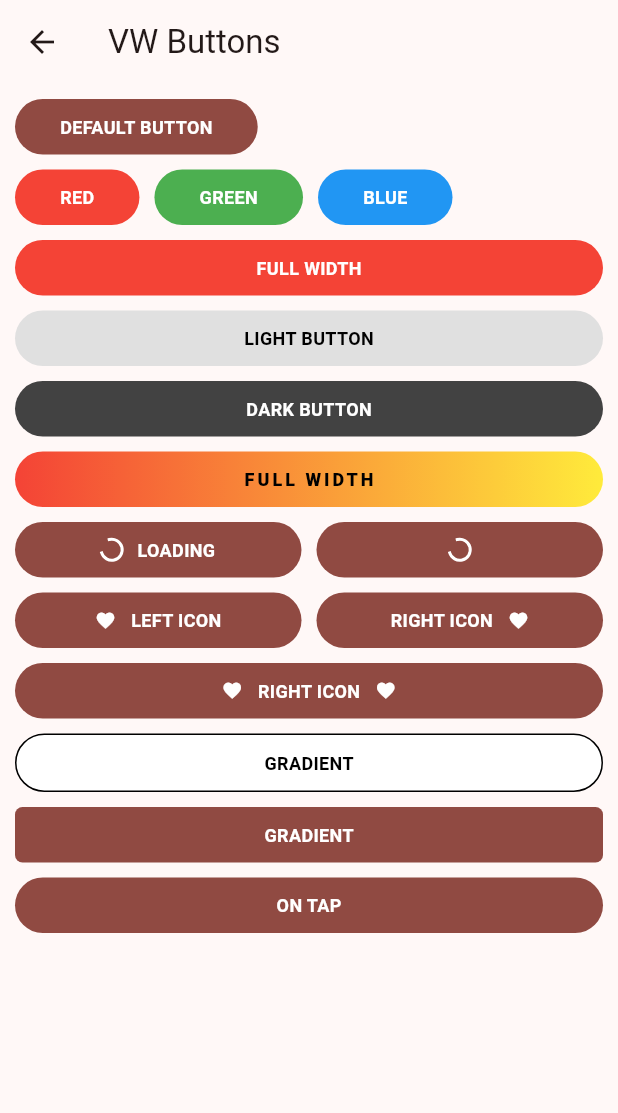
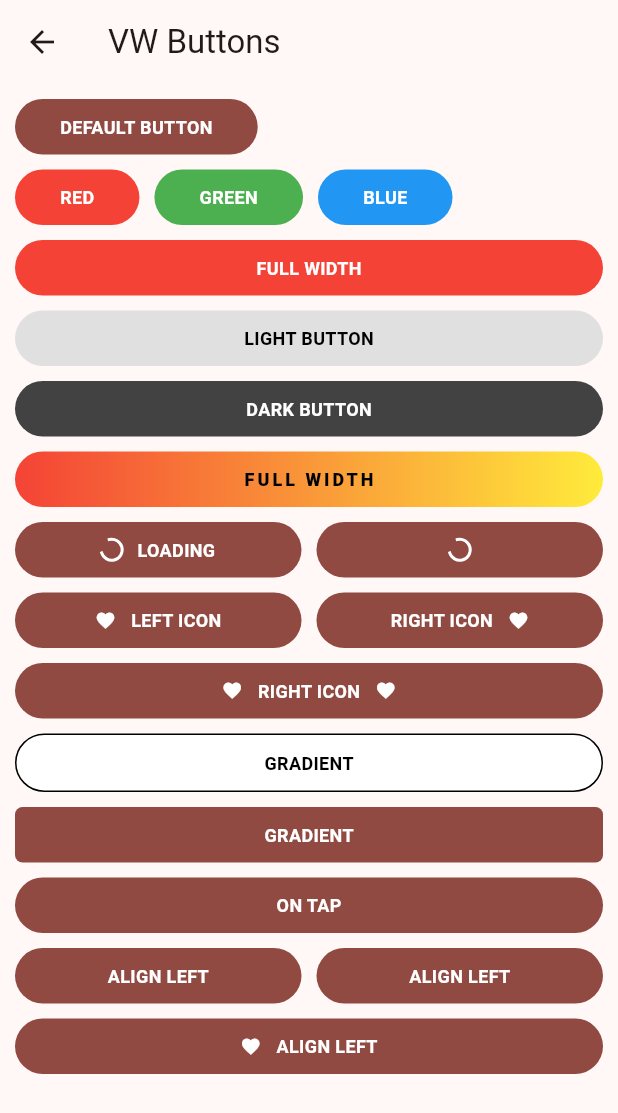
Before and after one commit to carllosnc/vw, a Flutter app: the VWButtonExample screen opened by its route, on a phone screen of 412 x 824 dp. Shown: the top 1113 px of the screen. Run offline on Flutter 3.47's test engine with Material 2 defaults, Android fonts, the phone set to English and light mode, and no system bars.

Commit message:
Add button alignment options

```diff
--- a/example/lib/examples/vw_button_example.dart
+++ b/example/lib/examples/vw_button_example.dart
@@ -172,6 +172,7 @@ class _VWButtonExampleState extends State<VWButtonExample> {
 
           VWRow(
             gap: 10,
+            verticalAlignment: CrossAxisAlignment.center,
             children: [
               VWButton(
                 onTap: () => debugPrint("Button tapped!"),
@@ -179,7 +180,40 @@ class _VWButtonExampleState extends State<VWButtonExample> {
                 fullWidth: true,
               ),
             ],
-          )
+          ),
+
+          VWRow(
+            gap: 10,
+            verticalAlignment: CrossAxisAlignment.center,
+            children: [
+              VWButton(
+                onDoubleTap: () => debugPrint("Button double tapped!"),
+                label: "Align left",
+                fullWidth: true,
+                horizontalAlignment: MainAxisAlignment.start,
+              ),
+              VWButton(
+                onDoubleTap: () => debugPrint("Button double tapped!"),
+                label: "Align left",
+                fullWidth: true,
+                horizontalAlignment: MainAxisAlignment.end,
+              ),
+            ],
+          ),
+
+          VWRow(
+            gap: 10,
+            verticalAlignment: CrossAxisAlignment.center,
+            children: [
+              VWButton(
+                onDoubleTap: () => debugPrint("Button double tapped!"),
+                label: "Align left",
+                fullWidth: true,
+                leftIcon: Icons.favorite,
+                horizontalAlignment: MainAxisAlignment.spaceBetween,
+              ),
+            ],
+          ),
         ],
       ),
     );
```
